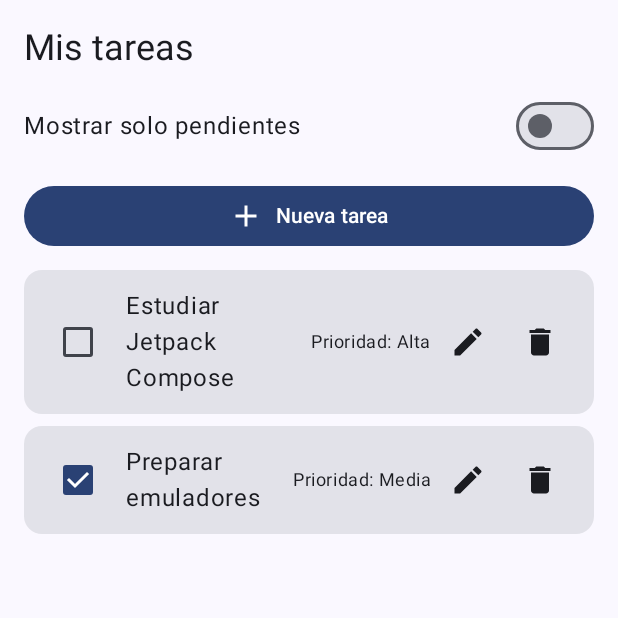
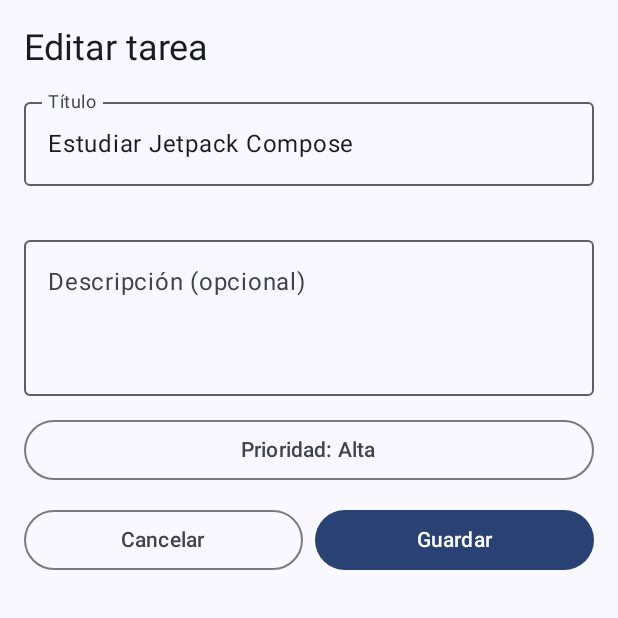
Before and after one commit to SantiagoGonzalez12/Gestor-Personal-de-Tareas, an Android app built with Jetpack Compose: the screen it shows after launch (MainActivity), after a tap on "Editar", on a phone screen of 412 x 824 dp, the top half of it. Run offline under Robolectric (Android 15) with nearby library versions, the phone set to English and light mode, and no system bars.

Commit message:
Fase 4: Add task form screen with validation and priority selection

```diff
--- a/GestorPersonalTareas/app/src/main/java/es/dam/gestorpersonaltareas/MainActivity.kt
+++ b/GestorPersonalTareas/app/src/main/java/es/dam/gestorpersonaltareas/MainActivity.kt
@@ -2,21 +2,23 @@ package es.dam.gestorpersonaltareas
 
 import android.os.Bundle
 import androidx.activity.ComponentActivity
+import androidx.activity.compose.BackHandler
 import androidx.activity.compose.setContent
 import androidx.activity.enableEdgeToEdge
 import androidx.compose.foundation.layout.fillMaxSize
 import androidx.compose.foundation.layout.padding
 import androidx.compose.material3.Scaffold
+import androidx.compose.runtime.getValue
 import androidx.compose.runtime.mutableStateOf
 import androidx.compose.runtime.remember
 import androidx.compose.runtime.saveable.rememberSaveable
+import androidx.compose.runtime.setValue
 import androidx.compose.ui.Modifier
 import es.dam.gestorpersonaltareas.model.Prioridades
 import es.dam.gestorpersonaltareas.model.Tarea
+import es.dam.gestorpersonaltareas.ui.PantallaFormulario
 import es.dam.gestorpersonaltareas.ui.PantallaPrincipal
 import es.dam.gestorpersonaltareas.ui.theme.GestorPersonalTareasTheme
-import androidx.compose.runtime.getValue
-import androidx.compose.runtime.setValue
 
 class MainActivity : ComponentActivity() {
     override fun onCreate(savedInstanceState: Bundle?) {
@@ -27,14 +29,67 @@ class MainActivity : ComponentActivity() {
                 var tareas by remember {
                     mutableStateOf(
                         listOf(
-                            Tarea(id = 1, titulo = "Estudiar Jetpack Compose", prioridad = Prioridades.ALTA),
-                            Tarea(id = 2, titulo = "Preparar emuladores", prioridad = Prioridades.MEDIA, completada = true)
+                            Tarea(
+                                id = 1,
+                                titulo = "Estudiar Jetpack Compose",
+                                prioridad = Prioridades.ALTA
+                            ),
+                            Tarea(
+                                id = 2,
+                                titulo = "Preparar emuladores",
+                                prioridad = Prioridades.MEDIA,
+                                completada = true
+                            )
                         )
                     )
                 }
                 var soloPendientes by rememberSaveable { mutableStateOf(false) }
+                var mostrandoFormulario by rememberSaveable { mutableStateOf(false) }
+                var tareaAEditarId by rememberSaveable { mutableStateOf<Long?>(null) }
+                val tareaAEditar = tareas.find { it.id == tareaAEditarId }
+
+                BackHandler(enabled = mostrandoFormulario) {
+                    mostrandoFormulario = false
+                    tareaAEditarId = null
+                }
 
                 Scaffold(modifier = Modifier.fillMaxSize()) { innerPadding ->
+                    if (mostrandoFormulario) {
+                        PantallaFormulario(
+                            tareaInicial = tareaAEditar,
+                            alGuardar = { titulo, descripcion, prioridad ->
+                                val actual = tareaAEditar
+                                tareas = if (actual == null) {
+                                    val nuevoId = (tareas.maxOfOrNull { it.id } ?: 0L) + 1L
+                                    tareas + Tarea(
+                                        id = nuevoId,
+                                        titulo = titulo,
+                                        descripcion = descripcion,
+                                        prioridad = prioridad
+                                    )
+                                } else {
+                                    tareas.map { tarea ->
+                                        if (tarea.id == actual.id) {
+                                            tarea.copy(
+                                                titulo = titulo,
+                                                descripcion = descripcion,
+                                                prioridad = prioridad
+                                            )
+                                        } else {
+                                            tarea
+                                        }
+                                    }
+                                }
+                                mostrandoFormulario = false
+                                tareaAEditarId = null
+                            },
+                            alCancelar = {
+                                mostrandoFormulario = false
+                                tareaAEditarId = null
+                            },
+                            modifier = Modifier.padding(innerPadding)
+                        )
+                    } else {
                         PantallaPrincipal(
                             tareas = tareas,
                             soloPendientes = soloPendientes,
@@ -48,11 +103,17 @@ class MainActivity : ComponentActivity() {
                                     }
                                 }
                             },
-                        alEditar = { },
+                            alEditar = { tarea ->
+                                tareaAEditarId = tarea.id
+                                mostrandoFormulario = true
+                            },
                             alEliminar = { tareaBorrada ->
                                 tareas = tareas.filter { it.id != tareaBorrada.id }
                             },
-                        alNuevaTarea = { },
+                            alNuevaTarea = {
+                                tareaAEditarId = null
+                                mostrandoFormulario = true
+                            },
                             modifier = Modifier.padding(innerPadding)
                         )
                     }
@@ -60,3 +121,4 @@ class MainActivity : ComponentActivity() {
             }
         }
     }
+}
--- /dev/null
+++ b/GestorPersonalTareas/app/src/main/java/es/dam/gestorpersonaltareas/ui/PantallaFormulario.kt
@@ -0,0 +1,184 @@
+package es.dam.gestorpersonaltareas.ui
+
+import androidx.compose.foundation.layout.Arrangement
+import androidx.compose.foundation.layout.Box
+import androidx.compose.foundation.layout.Column
+import androidx.compose.foundation.layout.Row
+import androidx.compose.foundation.layout.fillMaxSize
+import androidx.compose.foundation.layout.fillMaxWidth
+import androidx.compose.foundation.layout.padding
+import androidx.compose.foundation.rememberScrollState
+import androidx.compose.foundation.verticalScroll
+import androidx.compose.material3.Button
+import androidx.compose.material3.DropdownMenu
+import androidx.compose.material3.DropdownMenuItem
+import androidx.compose.material3.MaterialTheme
+import androidx.compose.material3.OutlinedButton
+import androidx.compose.material3.OutlinedTextField
+import androidx.compose.material3.Text
+import androidx.compose.runtime.Composable
+import androidx.compose.runtime.getValue
+import androidx.compose.runtime.mutableStateOf
+import androidx.compose.runtime.remember
+import androidx.compose.runtime.saveable.rememberSaveable
+import androidx.compose.runtime.setValue
+import androidx.compose.ui.Modifier
+import androidx.compose.ui.res.stringResource
+import androidx.compose.ui.unit.dp
+import es.dam.gestorpersonaltareas.R
+import es.dam.gestorpersonaltareas.model.Prioridades
+import es.dam.gestorpersonaltareas.model.Tarea
+
+fun validarTitulo(
+    texto: String,
+    mensajeVacio: String = "El título no puede estar vacío",
+    mensajeCorto: String = "El título no puede ser menos de 3 caracteres"
+): String? {
+    val limpio = texto.trim()
+    return when {
+        limpio.isBlank() -> mensajeVacio
+        limpio.length < 3 -> mensajeCorto
+        else -> null
+    }
+}
+
+fun validarPrioridad(
+    prioridad: String,
+    mensajeInvalida: String = "La prioridad no es válida"
+): String? {
+    return if (prioridad !in Prioridades.todas) {
+        mensajeInvalida
+    } else {
+        null
+    }
+}
+
+@Composable
+fun SelectorPrioridad(
+    prioridadActual: String,
+    alSeleccionar: (String) -> Unit,
+    modifier: Modifier = Modifier
+) {
+    var expandido by remember { mutableStateOf(false) }
+
+    Box(modifier = modifier.fillMaxWidth()) {
+        OutlinedButton(
+            onClick = { expandido = true },
+            modifier = Modifier.fillMaxWidth()
+        ) {
+            Text(text = stringResource(R.string.etiqueta_prioridad, prioridadActual))
+        }
+        DropdownMenu(
+            expanded = expandido,
+            onDismissRequest = { expandido = false }
+        ) {
+            Prioridades.todas.forEach { opcion ->
+                DropdownMenuItem(
+                    text = { Text(text = opcion) },
+                    onClick = {
+                        alSeleccionar(opcion)
+                        expandido = false
+                    }
+                )
+            }
+        }
+    }
+}
+
+@Composable
+fun PantallaFormulario(
+    tareaInicial: Tarea?,
+    alGuardar: (titulo: String, descripcion: String, prioridad: String) -> Unit,
+    alCancelar: () -> Unit,
+    modifier: Modifier = Modifier
+) {
+    var titulo by rememberSaveable { mutableStateOf(tareaInicial?.titulo ?: "") }
+    var descripcion by rememberSaveable { mutableStateOf(tareaInicial?.descripcion ?: "") }
+    var prioridad by rememberSaveable {
+        mutableStateOf(tareaInicial?.prioridad ?: Prioridades.MEDIA)
+    }
+    var intentoGuardar by rememberSaveable { mutableStateOf(false) }
+
+    val msgTituloVacio = stringResource(R.string.form_titulo_vacio)
+    val msgTituloCorto = stringResource(R.string.form_titulo_menor_3)
+    val msgPrioridadInvalida = stringResource(R.string.form_prioridad_no_valida)
+
+    val errorTitulo = validarTitulo(titulo, msgTituloVacio, msgTituloCorto)
+    val errorPrioridad = validarPrioridad(prioridad, msgPrioridadInvalida)
+    val formularioValido = errorTitulo == null && errorPrioridad == null
+
+    Column(
+        modifier = modifier
+            .fillMaxSize()
+            .verticalScroll(rememberScrollState())
+            .padding(16.dp),
+        verticalArrangement = Arrangement.spacedBy(12.dp)
+    ) {
+        Text(
+            text = if (tareaInicial == null) {
+                stringResource(R.string.form_nueva_tarea)
+            } else {
+                stringResource(R.string.form_editar_tarea)
+            },
+            style = MaterialTheme.typography.headlineSmall
+        )
+
+        OutlinedTextField(
+            value = titulo,
+            onValueChange = { titulo = it },
+            label = { Text(stringResource(R.string.form_titulo)) },
+            singleLine = true,
+            isError = intentoGuardar && errorTitulo != null,
+            supportingText = {
+                if (intentoGuardar && errorTitulo != null) {
+                    Text(text = errorTitulo)
+                }
+            },
+            modifier = Modifier.fillMaxWidth()
+        )
+
+        OutlinedTextField(
+            value = descripcion,
+            onValueChange = { descripcion = it },
+            label = { Text(stringResource(R.string.form_descripcion)) },
+            minLines = 3,
+            modifier = Modifier.fillMaxWidth()
+        )
+
+        SelectorPrioridad(
+            prioridadActual = prioridad,
+            alSeleccionar = { prioridad = it }
+        )
+
+        if (intentoGuardar && errorPrioridad != null) {
+            Text(
+                text = errorPrioridad,
+                color = MaterialTheme.colorScheme.error,
+                style = MaterialTheme.typography.bodySmall
+            )
+        }
+
+        Row(
+            modifier = Modifier.fillMaxWidth(),
+            horizontalArrangement = Arrangement.spacedBy(8.dp)
+        ) {
+            OutlinedButton(
+                onClick = alCancelar,
+                modifier = Modifier.weight(1f)
+            ) {
+                Text(stringResource(R.string.cancelar))
+            }
+            Button(
+                onClick = {
+                    intentoGuardar = true
+                    if (formularioValido) {
+                        alGuardar(titulo.trim(), descripcion.trim(), prioridad)
+                    }
+                },
+                modifier = Modifier.weight(1f)
+            ) {
+                Text(stringResource(R.string.form_guardar))
+            }
+        }
+    }
+}
--- a/GestorPersonalTareas/app/src/main/res/values/strings.xml
+++ b/GestorPersonalTareas/app/src/main/res/values/strings.xml
@@ -12,4 +12,12 @@
     <string name="mensaje_confirmacion">¿Seguro que quieres eliminar la tarea «%1$s»?</string>
     <string name="confirmar">Confirmar</string>
     <string name="cancelar">Cancelar</string>
+    <string name="form_nueva_tarea">Nueva tarea</string>
+    <string name="form_editar_tarea">Editar tarea</string>
+    <string name="form_titulo">Título</string>
+    <string name="form_descripcion">Descripción (opcional)</string>
+    <string name="form_guardar">Guardar</string>
+    <string name="form_titulo_vacio">El título no puede estar vacío</string>
+    <string name="form_titulo_menor_3">El título no puede ser menos de 3 caracteres</string>
+    <string name="form_prioridad_no_valida">La prioridad no es válida</string>
 </resources>
```
Lines whose indentation alone changed are shown as unchanged.
